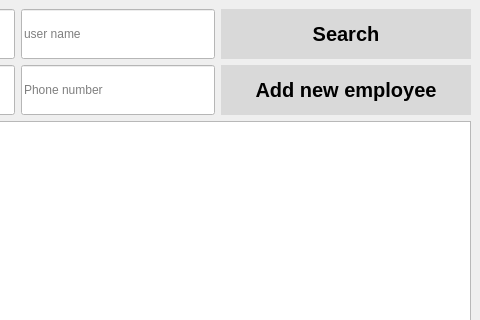
nasserahmed96/invoces_manager, file forms/employees_manager_GUI.ui: the form before one commit; both pictures show x 520 to 1000 and y 0 to 320 of the 1000 by 800 pixel window.
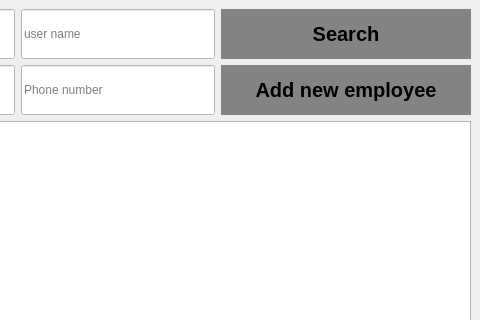
The form after the commit.

Commit message: Redesigne create employee and added validation feedback

```diff
--- a/forms/employees_manager_GUI.ui
+++ b/forms/employees_manager_GUI.ui
@@ -35,6 +35,23 @@
    <string notr="true"/>
   </property>
   <widget class="QWidget" name="centralwidget">
+   <property name="styleSheet">
+    <string notr="true">QPushButton{
+  background-color: #838383;
+  border: none;
+  color: black;
+  text-align: center;
+  text-decoration: none;
+}
+QPushButton:hover{
+background-color: #585858;
+}
+QPushButton:pressed{
+background-color:rgb(54, 54, 54);
+}
+
+</string>
+   </property>
    <layout class="QVBoxLayout" name="verticalLayout">
     <item>
      <layout class="QHBoxLayout" name="horizontalLayout">
@@ -148,14 +165,11 @@
           <strikeout>false</strikeout>
          </font>
         </property>
+        <property name="autoFillBackground">
+         <bool>false</bool>
+        </property>
         <property name="styleSheet">
-         <string notr="true">
-  background-color: #D9D9D9;
-  border: none;
-  color: black;
-  text-align: center;
-  text-decoration: none;
-</string>
+         <string notr="true"/>
         </property>
         <property name="text">
          <string>Search</string>
@@ -274,13 +288,7 @@
          </font>
         </property>
         <property name="styleSheet">
-         <string notr="true">
-  background-color: #D9D9D9;
-  border: none;
-  color: black;
-  text-align: center;
-  text-decoration: none;
-</string>
+         <string notr="true"/>
         </property>
         <property name="text">
          <string>Add new employee</string>
```
The commit also changes 15 other files.
